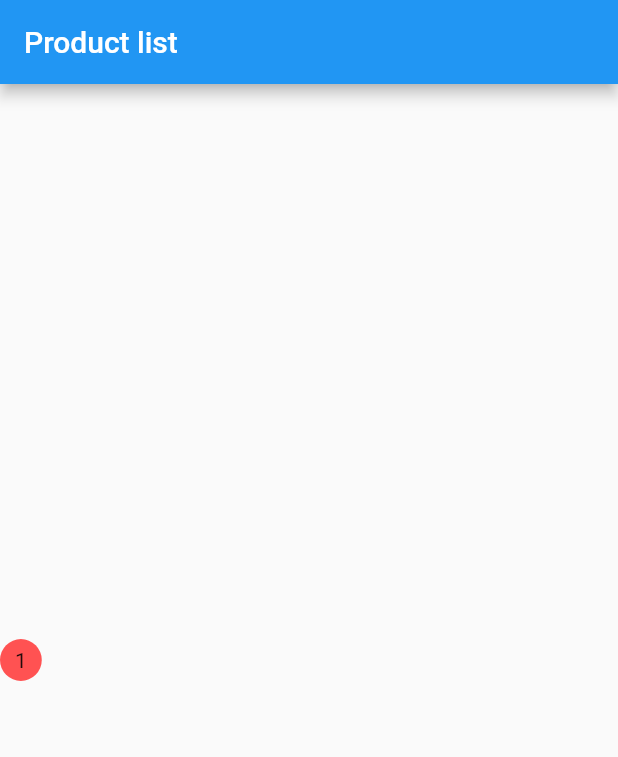
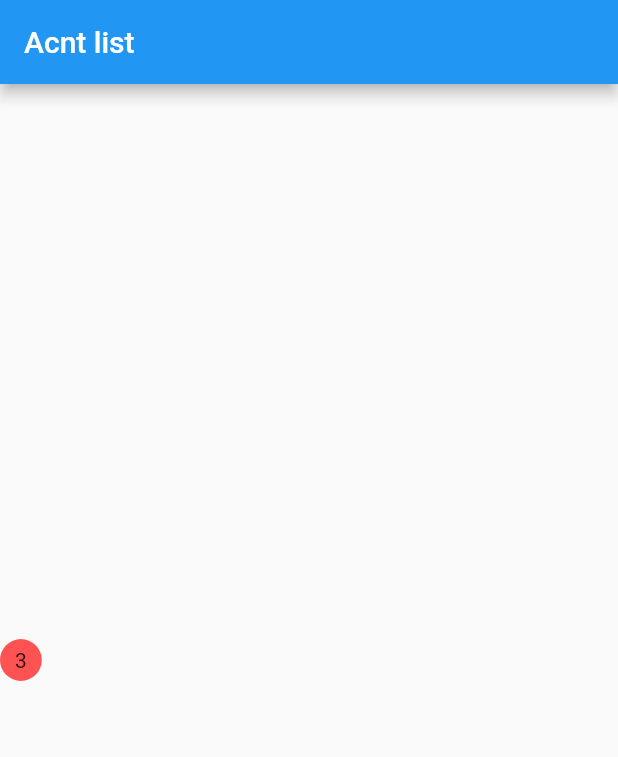
Before and after one commit to jargalbat/flutter_state_management, a Flutter app: the screen it shows after launch, on a phone screen of 412 x 824 dp. Shown: the top 757 px of the screen. Run offline on Flutter 3.47's test engine with Material 2 defaults, Android fonts, the phone set to English and light mode, and no system bars.

Commit message:
provider api changes

```diff
--- a/lib/main.dart
+++ b/lib/main.dart
@@ -1,6 +1,7 @@
 import 'package:flutter/material.dart';
 import 'package:flutter_state_management/provider/cart_notifier.dart';
 import 'package:flutter_state_management/provider2/products_route.dart';
+import 'package:flutter_state_management/provider_api/accounts_route.dart';
 import 'package:provider/provider.dart';
 
 import 'provider/provider_route.dart';
@@ -29,7 +30,8 @@ class MyApp extends StatelessWidget {
         primarySwatch: Colors.blue,
       ),
       // home: const ProviderRoute(),
-      home: const ProductsRoute(),
+      // home: const ProductsRoute(),
+      home: const AccountsRoute(),
     );
   }
 }
--- /dev/null
+++ b/lib/provider_api/account_provider.dart
@@ -0,0 +1,54 @@
+import 'dart:collection';
+import 'package:flutter/cupertino.dart';
+
+class Account {
+  int? acntNo;
+  String? acntName;
+}
+
+class AccountProvider with ChangeNotifier {
+  // Instance - Constructor
+  static final AccountProvider _instance = AccountProvider._internal();
+
+  factory AccountProvider() {
+    return _instance;
+  }
+
+  AccountProvider._internal() {
+    debugPrint('ProductProvider instance created');
+  }
+
+  // State - Attributes
+  final List<Account> _acntList = [
+    Account()
+      ..acntNo = 1
+      ..acntName = 'Test',
+  ];
+
+  UnmodifiableListView<Account> get acntList => UnmodifiableListView(_acntList);
+
+  // Behavior (Зан төлөв)
+  void add(Account? acnt) {
+    if (acnt != null) {
+      _acntList.add(acnt);
+      notifyListeners();
+    }
+  }
+
+  void clear() {
+    _acntList.clear();
+    notifyListeners();
+  }
+
+  Future<void> fetchAcntList() async {
+    var acnt = Account()
+      ..acntNo = 2
+      ..acntName = 'Test2';
+
+    await Future.delayed(const Duration(milliseconds: 5000));
+
+    _acntList.add(acnt);
+    _acntList.add(acnt);
+    notifyListeners();
+  }
+}
--- /dev/null
+++ b/lib/provider_api/accounts_route.dart
@@ -0,0 +1,85 @@
+import 'package:flutter/material.dart';
+import 'package:provider/provider.dart';
+import 'account_provider.dart';
+import 'accounts_cart_route.dart';
+
+class AccountsRoute extends StatefulWidget {
+  const AccountsRoute({Key? key}) : super(key: key);
+
+  @override
+  _AccountsRouteState createState() => _AccountsRouteState();
+}
+
+class _AccountsRouteState extends State<AccountsRoute> {
+  @override
+  Widget build(BuildContext context) {
+    return ChangeNotifierProvider.value(
+      value: AccountProvider(),
+      child: const AccountsScreen(),
+    );
+  }
+}
+
+class AccountsScreen extends StatefulWidget {
+  const AccountsScreen({Key? key}) : super(key: key);
+
+  @override
+  _AccountsScreenState createState() => _AccountsScreenState();
+}
+
+class _AccountsScreenState extends State<AccountsScreen> {
+  @override
+  void initState() {
+    super.initState();
+    Future.microtask(() => context.read<AccountProvider>().fetchAcntList());
+  }
+
+  @override
+  Widget build(BuildContext context) {
+    return Scaffold(
+      appBar: AppBar(
+        title: const Text('Acnt list'),
+      ),
+      body: Column(
+        crossAxisAlignment: CrossAxisAlignment.center,
+        mainAxisAlignment: MainAxisAlignment.center,
+        children: [
+          Container(
+            decoration: const BoxDecoration(shape: BoxShape.circle, color: Colors.redAccent),
+            margin: const EdgeInsets.only(right: 15.0),
+            padding: const EdgeInsets.all(10.0),
+            child: Consumer<AccountProvider>(
+              builder: (BuildContext context, value, Widget? child) {
+                // return Text('${context.watch<ProductProvider>().productList.length}');
+                return Text('${AccountProvider().acntList.length}');
+              },
+            ),
+          ),
+        ],
+      ),
+      floatingActionButton: Row(
+        mainAxisAlignment: MainAxisAlignment.end,
+        children: [
+          FloatingActionButton(
+            heroTag: '1',
+            child: const Icon(Icons.add),
+            onPressed: () {
+              var acnt = Account()
+                ..acntNo = 1
+                ..acntName = 'test';
+
+              // context.read<AccountProvider>().add(acnt);
+              // Provider.of<AccountProvider>(context, listen: false).add(acnt);
+              AccountProvider().add(acnt);
+            },
+          ),
+          FloatingActionButton(
+            heroTag: '2',
+            child: const Icon(Icons.arrow_forward_ios),
+            onPressed: () => Navigator.push(context, MaterialPageRoute(builder: (_) => const AccountsCartRoute())),
+          ),
+        ],
+      ),
+    );
+  }
+}
```
Also changed, not shown: lib/provider_api/accounts_cart_route.dart (added, +47 -0 lines).
